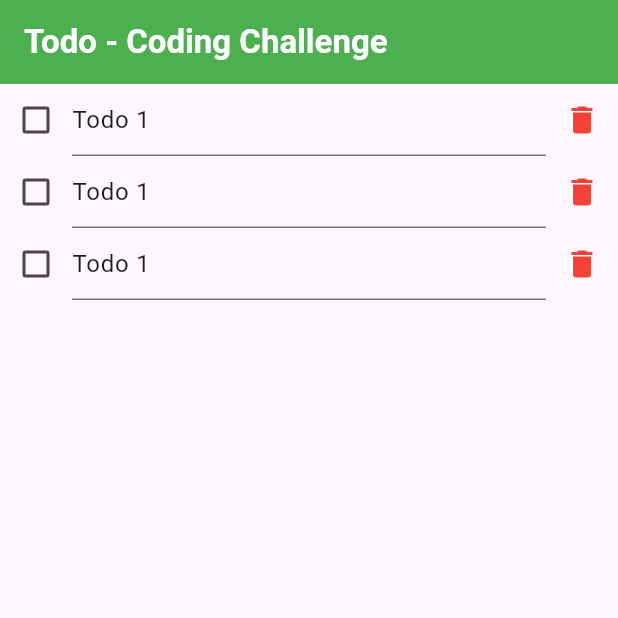
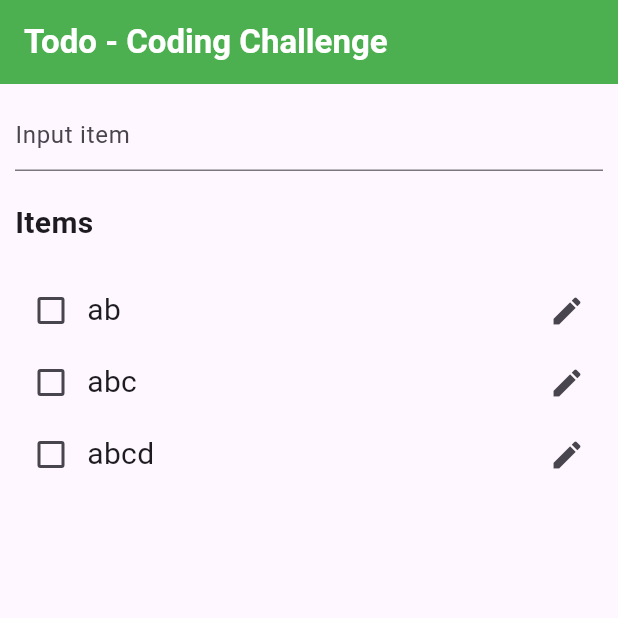
Before and after one commit to DaveatCor/vtech_challege, a Flutter app: the screen it shows after launch, on a phone screen of 412 x 824 dp, the top half of it. Run offline on Flutter 3.47's test engine with Material 2 defaults, Android fonts, the phone set to English and light mode, and no system bars.

Commit message:
complete basic

```diff
--- a/lib/domain/model/todo.model.dart
+++ b/lib/domain/model/todo.model.dart
@@ -1,8 +1,10 @@
+import 'package:flutter/material.dart';
+
 class Todo {
 
   int? id;
-  String? title;
-  bool? isCheck;
+  ValueNotifier<String>? title;
+  ValueNotifier<bool>? isCheck;
 
   Todo({
     this.id,
@@ -10,7 +12,7 @@ class Todo {
     this.isCheck
   });
 
-  factory Todo.fromJson(Map<String, dynamic> map) => Todo(id: map['id'], title: map['title'], isCheck: map['is_check']);
+  factory Todo.fromJson(Map<String, dynamic> map) => Todo(id: map['id'], title: ValueNotifier(map['title']), isCheck: ValueNotifier(map['is_check']));
 
   Map<String, dynamic> toJson(Todo todo){
     return {
--- a/lib/domain/usecase/todo/todo.uc.dart
+++ b/lib/domain/usecase/todo/todo.uc.dart
@@ -1,3 +1,3 @@
 abstract class TodoUsecase {
-
+  void deleteItem(int index);
 }
--- a/lib/domain/usecase/todo/todo.uc.impl.dart
+++ b/lib/domain/usecase/todo/todo.uc.impl.dart
@@ -1,23 +1,122 @@
+import 'dart:convert';
+
+import 'package:flutter/material.dart';
+import 'package:http/http.dart';
 import 'package:vtech_coding_challenge/domain/model/todo.model.dart';
 import 'package:vtech_coding_challenge/domain/usecase/todo/todo.uc.dart';
+import 'package:vtech_coding_challenge/presentation/widgets/dialog.custom.dart';
+
+List<Map<String, dynamic>> sampleData = [
+  {
+    'id': 1,
+    'title': 'ab',
+    'is_check': false
+  },
+  {
+    'id': 2,
+    'title': 'abc',
+    'is_check': false
+  },
+  {
+    'id': 3,
+    'title': 'abcd',
+    'is_check': false
+  }
+
+];
 
 class TodoUcImpl implements TodoUsecase {
 
-  List<Todo> lstTodo = [
-    Todo(
-      id: 1,
-      title: "Todo 1",
-      isCheck: false
-    ),
-    Todo(
-      id: 1,
-      title: "Todo 1",
-      isCheck: false
-    ),
-    Todo(
-      id: 1,
-      title: "Todo 1",
-      isCheck: false
-    )
-  ];
+  List<Todo> lstTodo = [];
+
+  // This member use to handle data loading
+  ValueNotifier<bool> isReady = ValueNotifier(false);
+  ValueNotifier<int> editItemIndex = ValueNotifier(-1);
+
+  BuildContext? context;
+
+  Response? response;
+
+  TextEditingController controller = TextEditingController();
+
+  set setBuildContext(BuildContext ctx){
+    context = ctx;
+  }
+
+  void initTodoState() async {
+
+    await Future.delayed(const Duration(seconds: 1), () async {
+
+      response = Response(jsonEncode(sampleData), 200);
+
+      lstTodo = List.from(jsonDecode(response!.body)).map((e) => Todo.fromJson(e)).toList();
+
+      isReady.value = true;
+
+    });
+  }
+
+  @override
+  void deleteItem(int index) async {
+
+    await DialogCustom().deleteItem(context!, lstTodo[index].title!.value).then((value) {
+
+      print("deleteItem $value");
+      if (value != null){
+
+        lstTodo.removeAt(index);
+
+        // ignore: invalid_use_of_protected_member, invalid_use_of_visible_for_testing_member
+        isReady.notifyListeners();
+
+      }
+    });
+  }
+
+  void onSubmit(String? value){
+
+    if (value!.isNotEmpty){
+      print("isAvailableItem(value) ${isAvailableItem(value)}");
+      // Show Warning
+      if (isAvailableItem(value)){
+        ScaffoldMessenger.of(context!).showSnackBar( const SnackBar(content: Text('Item already exist')));
+      } else {
+        addItem();
+      }
+    }
+  }
+
+  bool isAvailableItem(String? value){
+    return lstTodo.where((element) {
+      if (element.title == value) return true;
+      return false;
+    }).isNotEmpty;
+  }
+
+  void addItem(){
+
+    lstTodo.add(
+      Todo(id: lstTodo.length, title: ValueNotifier(controller.text), isCheck: ValueNotifier(false))
+    );
+
+    controller.clear();
+
+    // ignore: invalid_use_of_protected_member, invalid_use_of_visible_for_testing_member
+    isReady.notifyListeners();
+  }
+
+  void clickUpdate() {
+    controller.text = lstTodo[editItemIndex.value].title!.value;
+  }
+
+  void update(){
+
+    lstTodo[editItemIndex.value].title!.value = controller.text;
+    reset();
+  }
+
+  void reset() {
+    controller.clear();
+    editItemIndex.value = -1;
+  }
 }
--- a/lib/presentation/todo.screen.dart
+++ b/lib/presentation/todo.screen.dart
@@ -1,5 +1,4 @@
 import 'package:flutter/material.dart';
-import 'package:vtech_coding_challenge/domain/model/todo.model.dart';
 import 'package:vtech_coding_challenge/domain/usecase/todo/todo.uc.impl.dart';
 
 // ignore: must_be_immutable
@@ -7,26 +6,88 @@ class TodoScreen extends StatelessWidget{
 
   TodoScreen({super.key});
 
-  TodoUcImpl todoUcImpl = TodoUcImpl();
+  final TodoUcImpl todoUcImpl = TodoUcImpl();
 
   @override
   Widget build(BuildContext context) {
+
+    todoUcImpl.context = context;
+
+    todoUcImpl.initTodoState();
+
     return Scaffold(
       appBar: AppBar(
         title: const Text("Todo - Coding Challenge", style: TextStyle(color: Colors.white, fontWeight: FontWeight.w600),),
       ),
-      body: Column(
+      body: Padding(
+        padding: const EdgeInsets.all(10.0),
+        child: Column(
+          crossAxisAlignment: CrossAxisAlignment.start,
           children: [
 
+            Row(
+              children: [
+
+                Expanded(
+                  child: TextFormField(
+                    controller: todoUcImpl.controller,
+                    onFieldSubmitted: todoUcImpl.onSubmit,
+                    decoration: const InputDecoration(
+                      hintText: "Input item"
+                    ),
+                  ),
+                ),
+
+                ValueListenableBuilder(
+                  valueListenable: todoUcImpl.editItemIndex,
+                  builder: (context, editItemIndex, wg){
+
+                    if (editItemIndex.isNegative) return const SizedBox();
+
+                    return Row(
+                      children: [
+
+                        TextButton(
+                          onPressed: todoUcImpl.update,
+                          child: const Text("Update", style: TextStyle(fontWeight: FontWeight.bold),)
+                        ),
+
+                        IconButton(
+                          onPressed: todoUcImpl.reset,
+                          icon: const Icon(Icons.clear)
+                        )
+                      ],
+                    );
+                  }
+                ),
+              ],
+            ),
+            const SizedBox(height: 20,),
+
+            const Text("Items", style: TextStyle(fontWeight: FontWeight.w600, fontSize: 20),),
+
+            const SizedBox(height: 20,),
             Flexible(
-            child: ListView.builder(
+              child: ValueListenableBuilder(
+                valueListenable: todoUcImpl.isReady,
+                builder: (context, isReady, wg) {
+
+                  if (isReady == false) return const Center(child: CircularProgressIndicator(),);
+
+                  if (todoUcImpl.lstTodo.isEmpty) return const Center(child: Text("Empty"),);
+
+                  return ListView.builder(
                     itemCount: todoUcImpl.lstTodo.length,
                     itemBuilder: (context, index) {
-                return TodoItem(todo: todoUcImpl.lstTodo[index],);
+                      return TodoItem(index: index, todoUcImpl: todoUcImpl);
+                    }
+                  );
+
                 }
               ),
             )
           ],
+        ),
       ),
     );
   }
@@ -35,34 +96,66 @@ class TodoScreen extends StatelessWidget{
 
 class TodoItem extends StatelessWidget {
 
-  final Todo? todo;
+  final int? index;
 
-  const TodoItem({super.key, this.todo});
+  final TodoUcImpl? todoUcImpl;
+
+  const TodoItem({super.key, required this.index, required this.todoUcImpl});
 
   @override
   Widget build(BuildContext context) {
     return Row(
       children: [
 
-        Checkbox(
-          value: todo?.isCheck,
+        ValueListenableBuilder(
+          valueListenable: todoUcImpl!.lstTodo[index!].isCheck!,
+          builder: (context, isCheck, wg) {
+            return Checkbox(
+              value: isCheck,
               onChanged: (bool? value){
-
+                todoUcImpl?.lstTodo[index!].isCheck?.value = value!;
+                // ignore: invalid_use_of_protected_member, invalid_use_of_visible_for_testing_member
+                todoUcImpl!.lstTodo[index!].title!.notifyListeners();
+              }
+            );
           }
         ),
 
-        Flexible(
-          child: TextFormField(
-            controller: TextEditingController(text: todo?.title),
+        Expanded(
+          child: ValueListenableBuilder(
+            valueListenable: todoUcImpl!.lstTodo[index!].title!,
+            builder: (context, title, wg){
+
+              return Text(
+                title,
+                style: TextStyle(
+                  decoration: (todoUcImpl!.lstTodo[index!].isCheck!.value) == true ? TextDecoration.lineThrough : TextDecoration.none,
+                  fontSize: 20
+                )
+              );
+
+            },
           ),
         ),
 
-        IconButton(
+        // This ValueListenableBuilder Use For Show/Hide Whenever Item Mark Checked/Un-Check
+        ValueListenableBuilder(
+          valueListenable: todoUcImpl!.lstTodo[index!].isCheck!,
+          builder: (context, isCheck, wg){
+
+            if (isCheck == true) return const SizedBox();
+
+            return IconButton(
               onPressed: (){
+                todoUcImpl?.editItemIndex.value = index!;
+                todoUcImpl!.clickUpdate();
+              },
+              icon: const Icon(Icons.edit)
+            );
 
-          },
-          icon: const Icon(Icons.delete, color: Colors.red,)
+          }
         )
+
       ],
     );
   }
--- a/pubspec.yaml
+++ b/pubspec.yaml
@@ -35,6 +35,7 @@ dependencies:
   # The following adds the Cupertino Icons font to your application.
   # Use with the CupertinoIcons class for iOS style icons.
   cupertino_icons: ^1.0.2
+  http: ^1.1.0
 
 dev_dependencies:
   flutter_test:
```
Also changed, not shown: lib/presentation/widgets/dialog.custom.dart (added, +26 -0 lines), pubspec.lock. Lines whose indentation alone changed are shown as unchanged.
